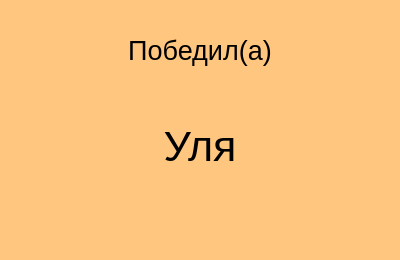
This is end_winner_design.ui in WhoIAm-Benjamin/Count_Of_Win as Qt 5 draws it before an edit. The edited form follows.
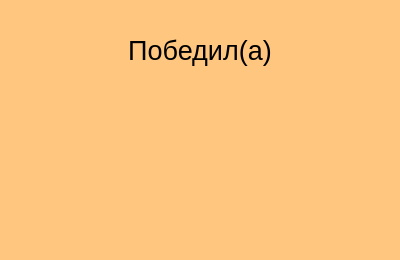
This is the edited form.

What changed in the file:
```diff
--- a/end_winner_design.ui
+++ b/end_winner_design.ui
@@ -55,7 +55,7 @@
     </font>
    </property>
    <property name="text">
-    <string>Уля</string>
+    <string/>
    </property>
    <property name="alignment">
     <set>Qt::AlignCenter</set>
```
Left out of the diff: 3 changed lines with no effect on the pictures.
